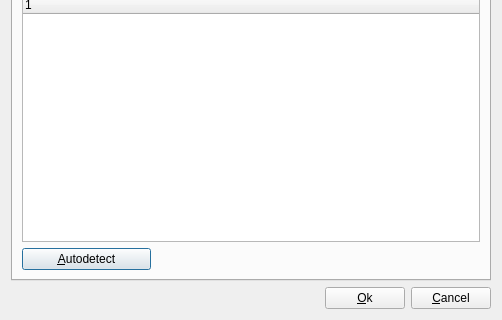
Before: the Qt Designer form rbutil/rbutilqt/configurefrm.ui in Rockbox-Chinese-Community/Rockbox-RCC, drawn with Qt 5; both pictures show x 0 to 502 and y 145 to 465 of the 502 by 465 pixel window.
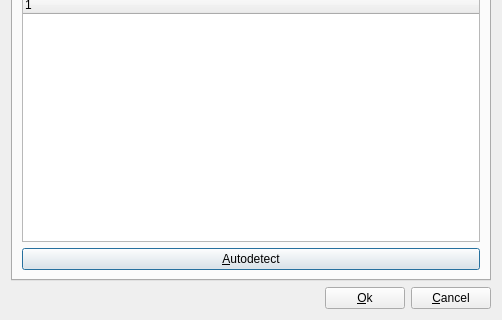
After: the same form once the commit is applied. Icons and pictures are not drawn.

Commit message: Restore width of the Autodetect button.

The edit to the form file:
```diff
--- a/rbutil/rbutilqt/configurefrm.ui
+++ b/rbutil/rbutilqt/configurefrm.ui
@@ -105,7 +105,7 @@
          </column>
         </widget>
        </item>
-       <item row="4" column="0">
+       <item row="4" column="0" colspan="3">
         <widget class="QPushButton" name="buttonAutodetect">
          <property name="text">
           <string>&amp;Autodetect</string>
```
